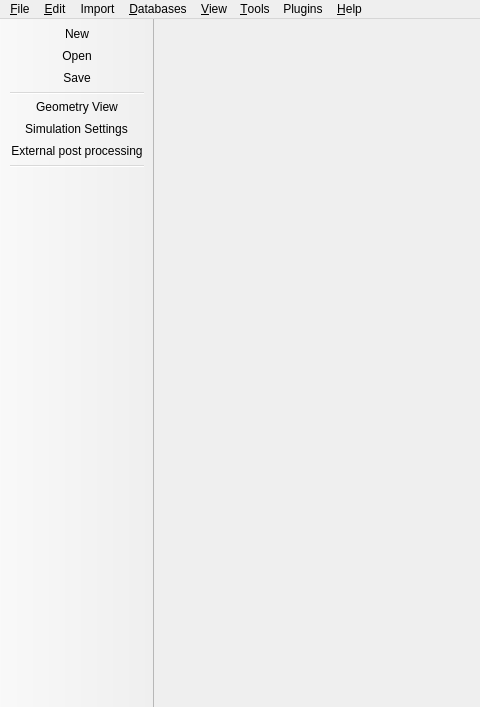
This is SIM-VICUS/src/SVMainWindow.ui in ghorwin/SIM-VICUS as Qt 5 draws it before an edit; both pictures show x 0 to 480 and y 0 to 707 of the 1112 by 707 pixel window. The edited form follows.
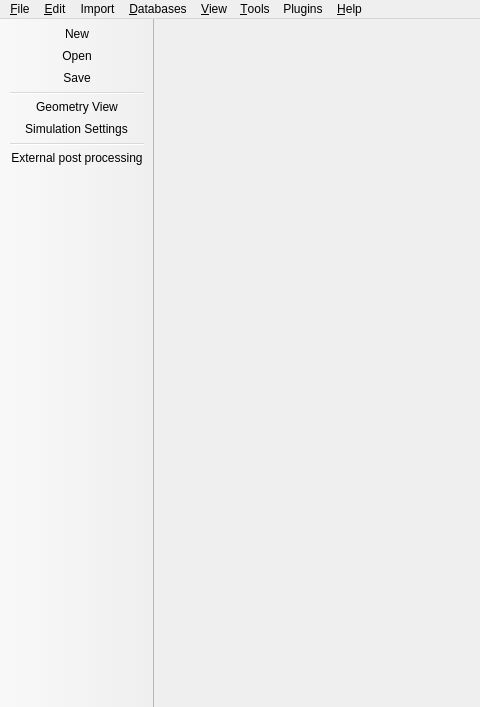
This is the edited form. Icons and pictures are not drawn.

Commit message: Rearranged toolbar

```diff
--- a/SIM-VICUS/src/SVMainWindow.ui
+++ b/SIM-VICUS/src/SVMainWindow.ui
@@ -216,8 +216,8 @@
    <addaction name="separator"/>
    <addaction name="actionGeometryView"/>
    <addaction name="actionSimulationSettings"/>
+   <addaction name="separator"/>
    <addaction name="actionOpenPostProcessing"/>
-   <addaction name="separator"/>
   </widget>
   <action name="actionFileNew">
    <property name="icon">
```
Left out of the diff: 2 changed lines with no effect on the pictures. The commit also changes 2 other files.
